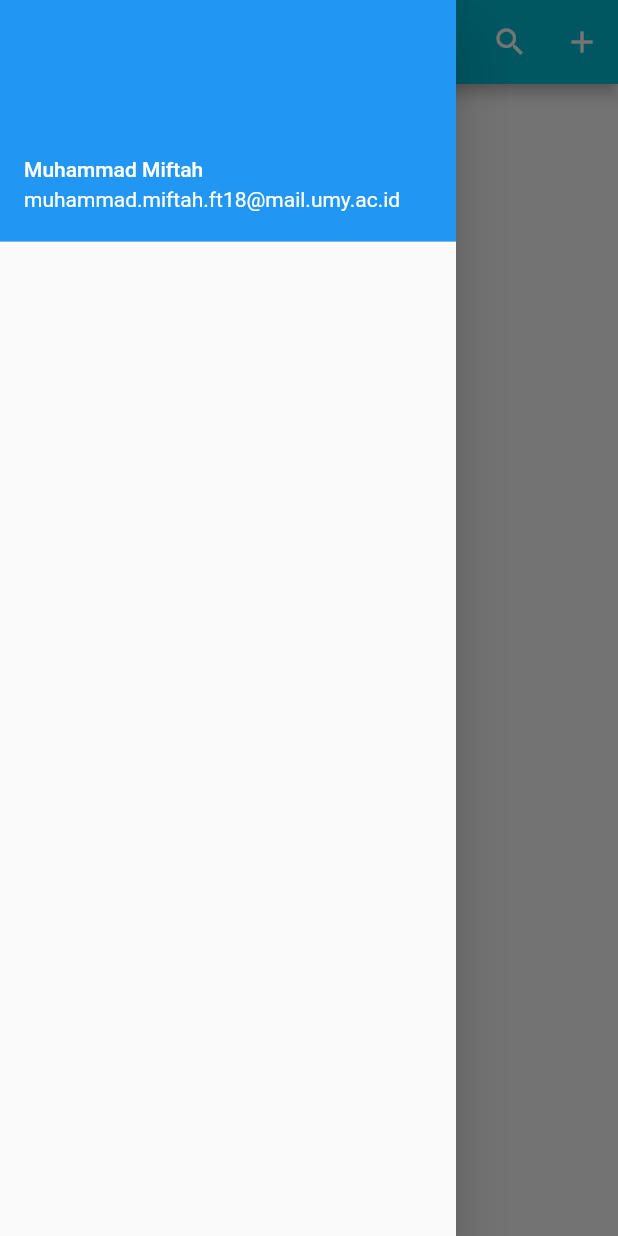
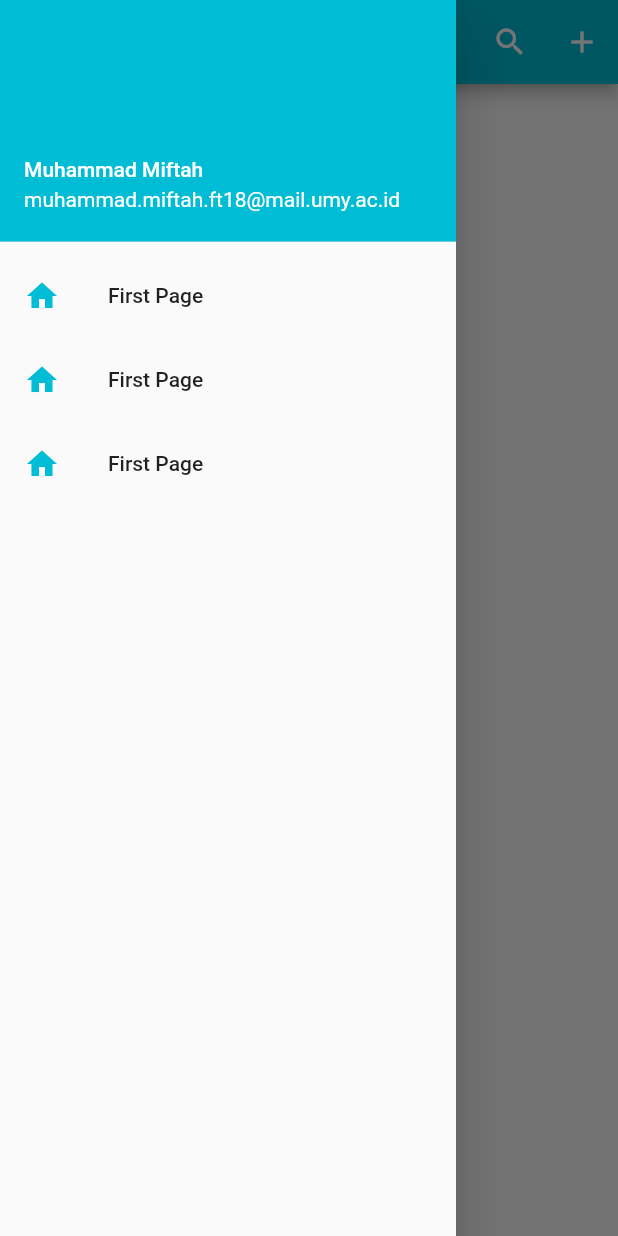
Before and after one commit to Miftah-Maritah/FlutterFirebase, a Flutter app: the screen it shows after launch, with the side drawer open, on a phone screen of 412 x 824 dp. Run offline on Flutter 3.47's test engine with Material 2 defaults, Android fonts, the phone set to English and light mode, and no system bars.

Commit message:
Add ListTile Di Drawer untuk memilih menu yang ada di apps

```diff
--- a/lib/HomePage.dart
+++ b/lib/HomePage.dart
@@ -14,24 +14,33 @@ class _HomeState extends State<Home> {
         backgroundColor: Colors.cyan,
         actions: <Widget>[
           IconButton(
-            icon: Icon(Icons.search),
-            onPressed: ()=>debugPrint("Search")),
-          IconButton(
-            icon: Icon(Icons.add),
-            onPressed: ()=>debugPrint("Add"))
+              icon: Icon(Icons.search), onPressed: () => debugPrint("Search")),
+          IconButton(icon: Icon(Icons.add), onPressed: () => debugPrint("Add"))
         ],
-
       ),
       drawer: Drawer(
         child: ListView(
           children: <Widget>[
             UserAccountsDrawerHeader(
               accountName: Text("Muhammad Miftah"),
-              accountEmail: Text("muhammad.miftah.ft18@mail.umy.ac.id"),)
+              accountEmail: Text("muhammad.miftah.ft18@mail.umy.ac.id"),
+              decoration: BoxDecoration(color: Colors.cyan),
+            ),
+            ListTile(
+              title: Text("First Page"),
+              leading: Icon(Icons.home, color: Colors.cyan),
+            ),
+            ListTile(
+              title: Text("First Page"),
+              leading: Icon(Icons.home, color: Colors.cyan),
+            ),
+            ListTile(
+              title: Text("First Page"),
+              leading: Icon(Icons.home, color: Colors.cyan),
+            )
           ],
         ),
       ),
-
     );
   }
 }
```
